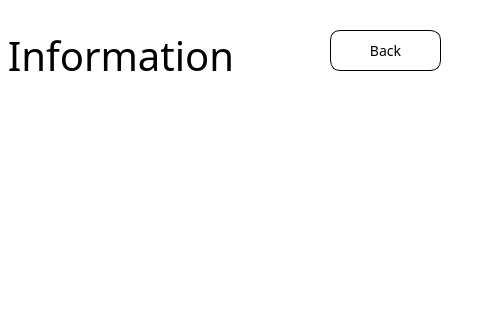
jandrealyn/LibraryQtSystem, file NewWindowChur/adminuser.ui: the form before one commit; both pictures show x 320 to 800 and y 0 to 320 of the 800 by 560 pixel window.
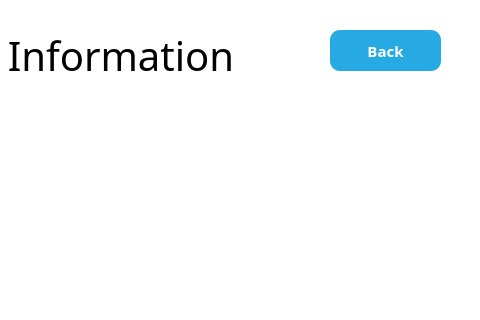
The form after the commit. Icons and pictures are not drawn.

Patch:
```diff
--- a/NewWindowChur/adminuser.ui
+++ b/NewWindowChur/adminuser.ui
@@ -85,19 +85,28 @@
      </rect>
     </property>
     <property name="styleSheet">
-     <string notr="true">background-color: rgb(255, 255, 255);
+     <string notr="true">*{
+font-family: Century Gothic, sans-serif;
+font-size: 15px;
+}
 
-border-width: 1px;
-
-border-color: black;
-
-border-radius: 10px;
-
+QPushButton{
+color: white;
+padding: 10px;
+background: #27a9e3;
 border-style: outset;
+border-radius: 10px;
+font: bold;
+}
+QPushButton::pressed{
+background-color: rgb(216, 150, 90);
+border-style: inset;
+}
 
-font: 14px;
-
-padding:2px;</string>
+QPushButton::hover {
+background-color: #59c7f7;
+}
+</string>
     </property>
     <property name="text">
      <string>Back</string>
```
